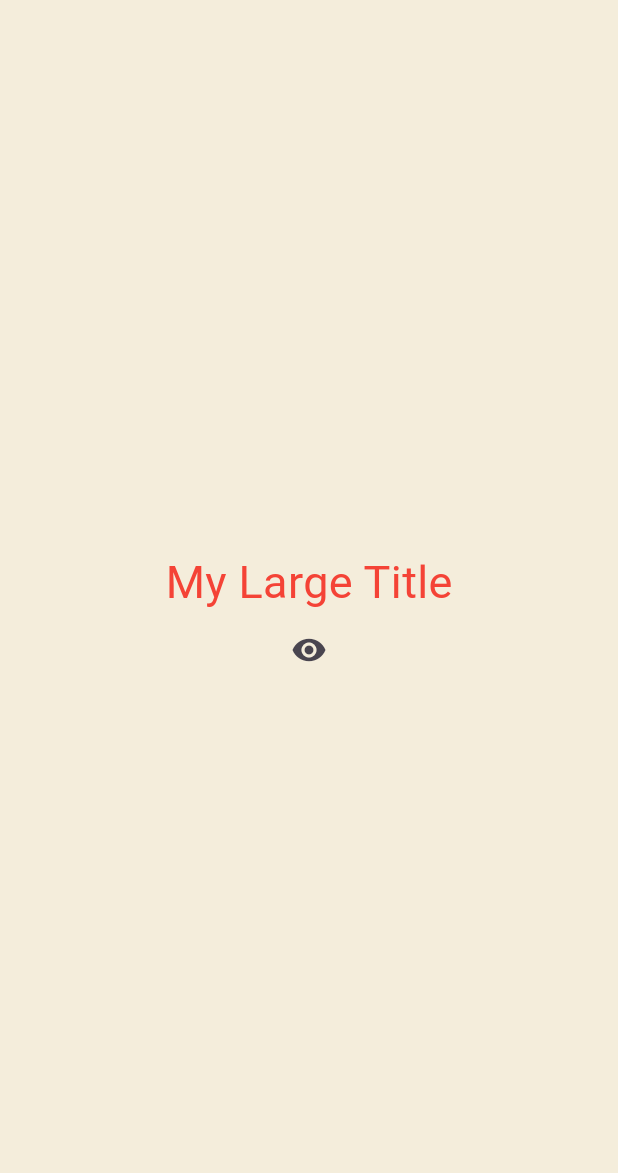
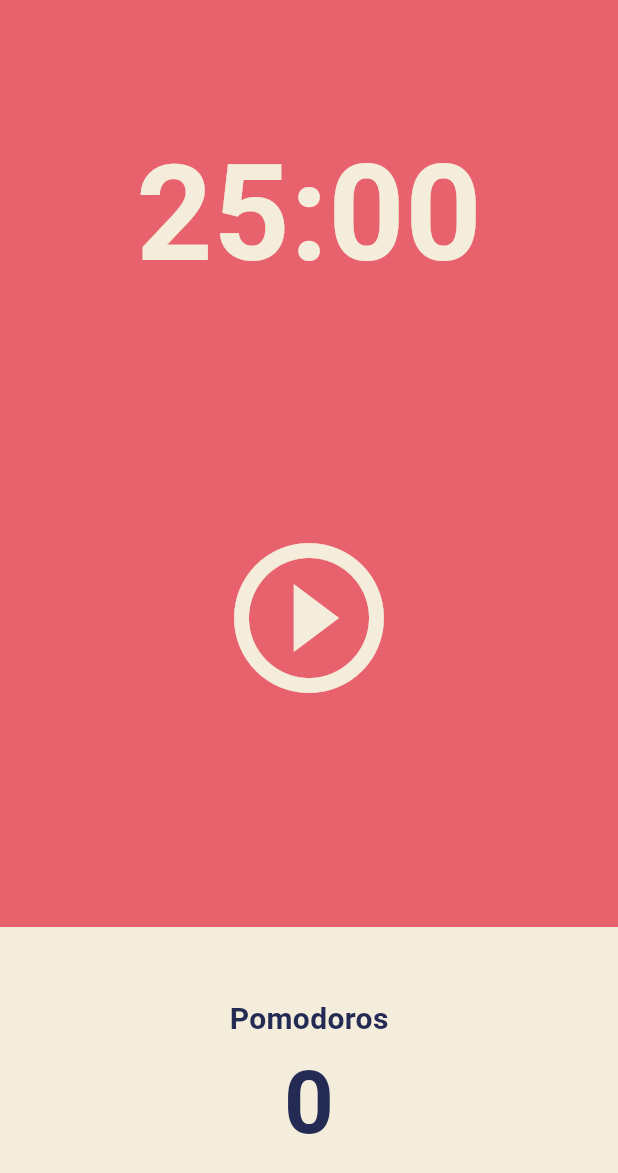
Before and after one commit to GemGemMin/FlutterFomodoroApp, a Flutter app: the screen it shows after launch, on a phone screen of 412 x 824 dp. Shown: the top 1173 px of the screen. Run offline on Flutter 3.47's test engine with Material 3 defaults, Android fonts, the phone set to English and light mode, and no system bars.

```diff
--- a/lib/main.dart
+++ b/lib/main.dart
@@ -1,105 +1,26 @@
 import 'package:flutter/material.dart';
+import 'package:fomodoro/screens/home_screen.dart';
 
 void main() {
   runApp(const App());
 }
 
-class App extends StatefulWidget {
+class App extends StatelessWidget {
   const App({super.key});
 
   @override
-  State<App> createState() => _AppState();
-}
-
-class _AppState extends State<App> {
-  bool showTitle = true;
-
-  void toggleTitle() {
-    setState(() {
-      showTitle = !showTitle;
-    });
-  }
-
-  @override
-  void initState() {
-    // TODO: implement initState
-    super.initState();
-    print('initState');
-  }
-
-  @override
-  void dispose() {
-    // 위젯이 스크린에서 제거될 때 호출되는 메소드
-    // TODO: implement dispose
-    super.dispose();
-    print('dispose');
-  }
-
-  @override
   Widget build(BuildContext context) {
-    print('build');
     return MaterialApp(
       theme: ThemeData(
+        dialogBackgroundColor: const Color(0xFFE7626C),
         textTheme: const TextTheme(
-          titleLarge: TextStyle(
-            color: Colors.red,
+          headlineMedium: TextStyle(
+            color: Color(0xFF232B55),
           ),
         ),
+        cardColor: const Color(0xFFF4EDDB),
       ),
-      home: Scaffold(
-        backgroundColor: const Color(0xFFF4EDDB),
-        body: Center(
-          child: Column(
-            mainAxisAlignment: MainAxisAlignment.center,
-            children: [
-              showTitle ? const MyLargeTitle() : const Text('nothing'),
-              IconButton(
-                  onPressed: toggleTitle,
-                  icon: const Icon(Icons.remove_red_eye))
-            ],
-          ),
-        ),
-      ),
+      home: const HomeScreen(),
     );
   }
 }
-
-class MyLargeTitle extends StatefulWidget {
-  const MyLargeTitle({
-    super.key,
-  });
-
-  @override
-  State<MyLargeTitle> createState() => _MyLargeTitleState();
-}
-
-class _MyLargeTitleState extends State<MyLargeTitle> {
-  @override
-  void initState() {
-    // TODO: implement initState
-    super.initState();
-    print('initState');
-  }
-
-  @override
-  void dispose() {
-    // 위젯이 스크린에서 제거될 때 호출되는 메소드
-    // TODO: implement dispose
-    super.dispose();
-    print('dispose');
-  }
-
-  @override
-  Widget build(BuildContext context) {
-    return Text(
-      'My Large Title',
-      style: TextStyle(
-        fontSize: 30,
-        color: Theme.of(context) // Theme으로 접근하며 상위 요소의 데이터에 접근할 수 있다.
-            .textTheme
-            .titleLarge! // !를 사용하면 null값이 아니라는 것을 확신하는 것, ?를 사용하면 null값일 수도 있다는 것.
-            .color,
-      ),
-    );
-  }
-}
--- /dev/null
+++ b/lib/screens/home_screen.dart
@@ -0,0 +1,106 @@
+import 'dart:async';
+
+import 'package:flutter/material.dart';
+
+class HomeScreen extends StatefulWidget {
+  const HomeScreen({super.key});
+
+  @override
+  State<HomeScreen> createState() => _HomeScreenState();
+}
+
+class _HomeScreenState extends State<HomeScreen> {
+  int totalSeconds = 1500;
+  late Timer timer; // late modifier는 이 property를 당장 초기화하지 않아도 된다는 것을 뜻함.
+
+  void onTick(Timer timer) {
+    setState(() {
+      totalSeconds--;
+    });
+  }
+
+  void onStartPressed() {
+    timer = Timer.periodic(
+      // periodic이 실행하는 함수는 그 인자로 Timer 자체를 받는다.
+      const Duration(seconds: 1),
+      onTick,
+    );
+  }
+
+  @override
+  Widget build(BuildContext context) {
+    return Scaffold(
+      backgroundColor: Theme.of(context).dialogBackgroundColor,
+      body: Column(
+        children: [
+          Flexible(
+            flex: 1,
+            child: Container(
+              alignment: Alignment.bottomCenter,
+              child: Text(
+                '25:00',
+                style: TextStyle(
+                  color: Theme.of(context).cardColor,
+                  fontSize: 89,
+                  fontWeight: FontWeight.w600,
+                ),
+              ),
+            ),
+          ),
+          Flexible(
+            flex: 2, // flex로 고정적인 것이 아닌 화면 내에서 차지하는 비율을 설정할 수 있다.
+            child: Center(
+              child: IconButton(
+                onPressed: () {},
+                icon: const Icon(Icons.play_circle_outline),
+                iconSize: 120,
+                color: Theme.of(context).cardColor,
+              ),
+            ),
+          ),
+          Flexible(
+            flex: 1,
+            child: Row(
+              children: [
+                Expanded(
+                  child: Container(
+                    decoration: BoxDecoration(
+                      color: Theme.of(context).cardColor,
+                    ),
+                    child: Column(
+                      mainAxisAlignment: MainAxisAlignment.center,
+                      children: [
+                        Text(
+                          'Pomodoros',
+                          style: TextStyle(
+                            fontSize: 20,
+                            color: Theme.of(context)
+                                .textTheme
+                                .headlineMedium!
+                                .color,
+                            fontWeight: FontWeight.w600,
+                          ),
+                        ),
+                        Text(
+                          '0',
+                          style: TextStyle(
+                            fontSize: 58,
+                            color: Theme.of(context)
+                                .textTheme
+                                .headlineMedium!
+                                .color,
+                            fontWeight: FontWeight.w600,
+                          ),
+                        ),
+                      ],
+                    ),
+                  ),
+                ),
+              ],
+            ),
+          ),
+        ],
+      ),
+    );
+  }
+}
```
